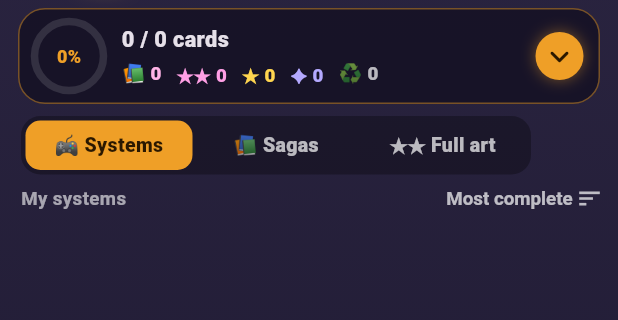
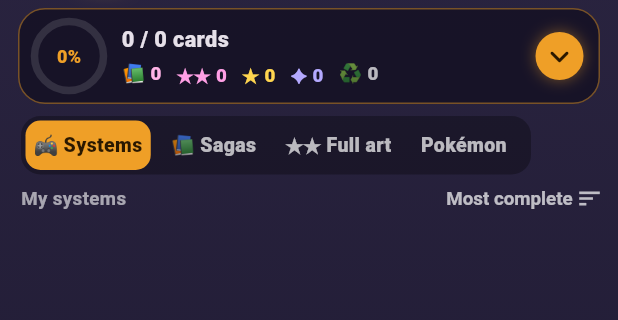
Before and after one commit to foclabroc/retro_collec_app, a Flutter app: the HomeShell screen opened directly, after a tap on the "menu" icon, on a phone screen of 412 x 824 dp, the part 94-414 px from its top. Run offline on Flutter 3.47's test engine with Material 3 defaults, Android fonts, the phone set to English and light mode, and no system bars; our stand-ins replace flutter_local_notifications, google_fonts, open_filex, sensors_plus, shared_preferences, web; missing offline and left inert: dart:js_interop, workmanager; accounts and stored records are empty; network calls fail; statements that could not run were skipped.

Commit message:
Serie Pokemon : onglet Collection, tirage tres rare, brillantes des la 152 (SQL + Dart)
Co-authored-by: Copilot App <223556219+Copilot@users.noreply.github.com>

```diff
--- a/lib/catalog.dart
+++ b/lib/catalog.dart
@@ -11,6 +11,7 @@ import 'package:path_provider/path_provider.dart';
 import 'package:shared_preferences/shared_preferences.dart';
 
 import 'game.dart';
+import 'pk_list.dart';
 import 'web_img_stub.dart' if (dart.library.js_interop) 'web_img_web.dart';
 
 // ═══════════════════════════════════════════════════════════════════════════
@@ -24,6 +25,9 @@ import 'web_img_stub.dart' if (dart.library.js_interop) 'web_img_web.dart';
 // ═══════════════════════════════════════════════════════════════════════════
 
 const kAssetsBase = 'https://foclabroc.github.io/retro_collec_assets/';
+
+/// Série « Pokémon » : images hébergées sur le serveur de l'utilisateur (001.png … 185.png, voir selfhost/pk_prepare.ps1)
+const kPkBase = 'https://api.foclabroc.duckdns.org/pk/';
 
 // (hors de RcCard : dans la classe, « num » désigne le champ et non le type)
 int _int(dynamic v) => (v as num).toInt();
@@ -211,7 +215,7 @@ class Catalog {
 
   /// Total à collectionner : toutes les cartes + une full art possible par épique / légendaire des consoles
   /// (le full art compte comme une carte à part, onglet Full art). Même règle que `rc__rescore` (champ `cards`).
-  static int get total => cards.length + cards.values.where((c) => !c.isSaga && c.rarity >= 3).length;
+  static int get total => cards.length + cards.values.where((c) => !c.isSaga && c.sys != 'pk' && c.rarity >= 3).length;
   static Map<String, List<RcCard>> bySys = {};
   static late String dir; // dossier local des images
 
@@ -246,8 +250,9 @@ class Catalog {
       });
 
   /// Jaquette de la carte (fichier local sur Android, image en ligne sur le web)
-  static ImageProvider image(RcCard c) =>
-      kIsWeb ? CachedWebImage(_url(c.img, c.baseSys ?? c.sys)) : FileImage(File('$dir/${c.img}')) as ImageProvider;
+  static ImageProvider image(RcCard c) => c.sys == 'pk'
+      ? (kIsWeb ? CachedWebImage('$kPkBase${c.img}') : NetworkImage('$kPkBase${c.img}') as ImageProvider)
+      : kIsWeb ? CachedWebImage(_url(c.img, c.baseSys ?? c.sys)) : FileImage(File('$dir/${c.img}')) as ImageProvider;
 
   /// Capture d'écran du jeu, ou null si absente (pas encore téléchargée sur Android)
   static ImageProvider? shot(RcCard c) {
@@ -295,6 +300,28 @@ class Catalog {
     for (final l in bySys.values) {
       l.sort((a, b) => a.num.compareTo(b.num));
     }
+    // série Pokémon : cartes construites ici (serveur : saga = 'pk'), rangées dans « pk »
+    final pk = <RcCard>[
+      for (var i = 0; i < kPkList.length; i++)
+        RcCard(
+          id: 'pk_${(i + 1).toString().padLeft(3, '0')}',
+          sys: 'pk',
+          num: i + 1,
+          title: kPkList[i][1],
+          year: null,
+          dev: kPkList[i][2],
+          pub: '',
+          genre: '',
+          rarity: i + 1 >= 152 ? 4 : 3,
+          img: '${(i + 1).toString().padLeft(3, '0')}.png',
+          shot: null,
+          desc: '',
+        ),
+    ];
+    for (final c in pk) {
+      cards[c.id] = c;
+    }
+    bySys['pk'] = pk;
   }
 
   /// Charge le catalogue déjà téléchargé. Faux si rien en local (premier lancement).
--- a/lib/library.dart
+++ b/lib/library.dart
@@ -79,7 +79,7 @@ class _LibraryScreenState extends State<LibraryScreen> {
       final v = p.getInt(_kSysSortKey);
       if (v != null && mounted) setState(() => sysSort = v.clamp(0, 5));
       final m = p.getInt('rc_coll_mode') ?? (p.getBool('rc_coll_sagas') == true ? 1 : 0);
-      if (m != 0 && mounted) setState(() => mode = m.clamp(0, 2));
+      if (m != 0 && mounted) setState(() => mode = m.clamp(0, 3));
       if (p.getBool('rc_dash_open') == true && mounted) setState(() => dashOpen = true);
     }).catchError((_) {});
   }
@@ -112,7 +112,7 @@ class _LibraryScreenState extends State<LibraryScreen> {
     return Container(
       padding: const EdgeInsets.all(3),
       decoration: BoxDecoration(color: Colors.black.withOpacity(0.3), borderRadius: BorderRadius.circular(13)),
-      child: Row(children: [b(0, t('🎮 Consoles', '🎮 Systems')), b(1, t('📚 Sagas', '📚 Sagas')), b(2, t('★★ Full art', '★★ Full art'))]),
+      child: Row(children: [b(0, t('🎮 Consoles', '🎮 Systems')), b(1, t('📚 Sagas', '📚 Sagas')), b(2, t('★★ Full art', '★★ Full art')), b(3, 'Pokémon')]),
     );
   }
 
@@ -167,6 +167,8 @@ class _LibraryScreenState extends State<LibraryScreen> {
         final systems = _sortedSystems(g);
         final sagaList = [for (final s in kSagas) if (Catalog.bySys[s.sys] != null) s];
         final faList = mode == 2 ? fullArtCards() : const <RcCard>[];
+        final pkList = mode == 3 ? (Catalog.bySys['pk'] ?? const <RcCard>[]) : const <RcCard>[];
+        final pkMine = [for (final c in pkList) if (g.owned[c.id]?.any((q) => q > 0) ?? false) c.id].length;
         final faMine = [for (final c in faList) if ((g.owned[c.id]?[3] ?? 0) > 0) c.id].length;
         return Column(children: [
           TabHeader(t('Collection', 'Collection'), icon: 'collection', actions: [
@@ -191,6 +193,7 @@ class _LibraryScreenState extends State<LibraryScreen> {
                           switch (mode) {
                             1 => t('Cartes holo : ${livePct('saga')} de chance par carte de paquet', 'Holo cards: ${livePct('saga')} chance per pack card'),
                             2 => t('$faMine / ${faList.length} · ${livePct('fullart')} par épique ou légendaire', '$faMine / ${faList.length} · ${livePct('fullart')} per epic or legendary'),
+                            3 => t('$pkMine / ${pkList.length} · très très rare, dès la 152 : brillantes', '$pkMine / ${pkList.length} · very very rare, from #152: shiny'),
                             _ => t('Mes consoles', 'My systems'),
                           },
                           maxLines: 1,
@@ -236,7 +239,22 @@ class _LibraryScreenState extends State<LibraryScreen> {
                     ),
                   ),
                 ),
-              if (mode == 2)
+              if (mode == 3)
+                SliverPadding(
+                  padding: const EdgeInsets.fromLTRB(12, 4, 12, 20),
+                  sliver: SliverLayoutBuilder(
+                    builder: (context, box) => SliverGrid(
+                      gridDelegate: SliverGridDelegateWithFixedCrossAxisCount(
+                        crossAxisCount: adaptiveCols(context, box.crossAxisExtent, phone: 3, minTile: 130, max: 8),
+                        childAspectRatio: 5 / 7,
+                        crossAxisSpacing: 10,
+                        mainAxisSpacing: 10,
+                      ),
+                      delegate: SliverChildBuilderDelegate((_, i) => _PkSlot(card: pkList[i], list: pkList), childCount: pkList.length),
+                    ),
+                  ),
+                )
+              else if (mode == 2)
                 SliverPadding(
                   padding: const EdgeInsets.fromLTRB(12, 4, 12, 20),
                   // 3 cartes par ligne sur téléphone, plus sur grand écran
@@ -956,6 +974,37 @@ class _FullArtSlot extends StatelessWidget {
   }
 }
 
+/// Case de l'onglet Pokémon : la carte (meilleure finition possédée) ou une case vide numérotée.
+class _PkSlot extends StatelessWidget {
+  final RcCard card;
+  final List<RcCard> list;
+  const _PkSlot({required this.card, required this.list});
+
+  @override
+  Widget build(BuildContext context) {
+    final q = Game.i.owned[card.id];
+    final best = q == null ? -1 : q.lastIndexWhere((n) => n > 0);
+    if (best >= 0) {
+      return GestureDetector(
+        onTap: () => openCardDetail(context, card, list: [for (final c in list) if (Game.i.owned[c.id]?.any((n) => n > 0) ?? false) c]),
+        child: CardView(card: card, finish: best),
+      );
+    }
+    return LayoutBuilder(builder: (context, box) {
+      final w = box.maxWidth;
+      return Container(
+        decoration: BoxDecoration(
+          color: Colors.black.withOpacity(0.28),
+          borderRadius: BorderRadius.circular(w * 0.075),
+          border: Border.all(color: kRarityColor[card.rarity].withOpacity(0.35), width: 1.5),
+        ),
+        alignment: Alignment.center,
+        child: Text('#${card.num}', style: TextStyle(color: Colors.white38, fontSize: max(10, w * 0.12), fontWeight: FontWeight.w800)),
+      );
+    });
+  }
+}
+
 /// Page « Fabriquer » d'une full art non possédée (ouverte en touchant sa case vide).
 Future<void> _craftFullPage(BuildContext context, RcCard card) async {
   final cost = fragmentCost(card.rarity);
--- /dev/null
+++ b/lib/pk_list.dart
@@ -0,0 +1,190 @@
+// Série « Pokémon » (cartes scannées, images hébergées sur le serveur de l'utilisateur : voir kPkBase).
+// Ordre = ordre des noms de fichiers ; à partir de la carte 152 : brillantes (finition 1).
+// [numéro d'origine, nom, variante]
+const kPkList = [
+  ['001', 'Bulbizarre', ''],
+  ['002', 'Herbizarre', ''],
+  ['003', 'Florizarre ex', ''],
+  ['004', 'Salameche', ''],
+  ['005', 'Reptincel', ''],
+  ['006', 'Dracaufeu ex', ''],
+  ['007', 'Carapuce', ''],
+  ['008', 'Carabaffe', ''],
+  ['009', 'Tortank ex', ''],
+  ['010', 'Chenipan', ''],
+  ['011', 'Chrysacier', ''],
+  ['012', 'Papilusion', ''],
+  ['013', 'Aspicot', ''],
+  ['014', 'Coconfort', ''],
+  ['015', 'Dardargnan', ''],
+  ['016', 'Roucool', ''],
+  ['017', 'Roucoups', ''],
+  ['018', 'Roucarnage', ''],
+  ['019', 'Rattata', ''],
+  ['020', 'Rattatac', ''],
+  ['021', 'Piafabec', ''],
+  ['022', 'Rapasdepic', ''],
+  ['023', 'Abo', ''],
+  ['024', 'Arbok ex', ''],
+  ['025', 'Pikachu', ''],
+  ['026', 'Raichu', ''],
+  ['027', 'Sabelette', ''],
+  ['028', 'Sablaireau', ''],
+  ['029', 'Nidoran', ''],
+  ['030', 'Nidorina', ''],
+  ['031', 'Nidoqueen', ''],
+  ['032', 'Nidoran', ''],
+  ['033', 'Nidorino', ''],
+  ['034', 'Nidoking', ''],
+  ['035', 'Melofee', ''],
+  ['036', 'Melodelfe', ''],
+  ['037', 'Goupix', ''],
+  ['038', 'Feunard ex', ''],
+  ['039', 'Rondoudou', ''],
+  ['040', 'Grodoudou ex', ''],
+  ['041', 'Nosferapti', ''],
+  ['042', 'Nosferalto', ''],
+  ['043', 'Mystherbe', ''],
+  ['044', 'Ortide', ''],
+  ['045', 'Rafflesia', ''],
+  ['046', 'Paras', ''],
+  ['047', 'Parasect', ''],
+  ['048', 'Mimitoss', ''],
+  ['049', 'Aeromite', ''],
+  ['050', 'Taupiqueur', ''],
+  ['051', 'Triopikeur', ''],
+  ['052', 'Miaouss', ''],
+  ['053', 'Persian', ''],
+  ['054', 'Psykokwak', ''],
+  ['055', 'Akwakwak', ''],
+  ['056', 'Ferosinge', ''],
+  ['057', 'Colossinge', ''],
+  ['058', 'Caninos', ''],
+  ['059', 'Arcanin', ''],
+  ['060', 'Ptitard', ''],
+  ['061', 'Tetarte', ''],
+  ['062', 'Tartard', ''],
+  ['063', 'Abra', ''],
+  ['064', 'Kadabra', ''],
+  ['065', 'Alakazam ex', ''],
+  ['066', 'Machoc', ''],
+  ['067', 'Machopeur', ''],
+  ['068', 'Mackogneur', ''],
+  ['069', 'Chetiflor', ''],
+  ['070', 'Boustiflor', ''],
+  ['071', 'Empiflor', ''],
+  ['072', 'Tentacool', ''],
+  ['073', 'Tentacruel', ''],
+  ['074', 'Racaillou', ''],
+  ['075', 'Gravalanch', ''],
+  ['076', 'Grolem ex', ''],
+  ['077', 'Ponyta', ''],
+  ['078', 'Galopa', ''],
+  ['079', 'Ramoloss', ''],
+  ['080', 'Flagadoss', ''],
+  ['081', 'Magneti', ''],
+  ['082', 'Magneton', ''],
+  ['083', 'Canarticho', ''],
+  ['084', 'Doduo', ''],
+  ['085', 'Dodrio', ''],
+  ['086', 'Otaria', ''],
+  ['087', 'Lamantine', ''],
+  ['088', 'Tadmorv', ''],
+  ['089', 'Grotadmorv', ''],
+  ['090', 'Kokiyas', ''],
+  ['091', 'Crustabri', ''],
+  ['092', 'Fantominus', ''],
+  ['093', 'Spectrum', ''],
+  ['094', 'Ectoplasma', ''],
+  ['095', 'Onix', ''],
+  ['096', 'Soporifik', ''],
+  ['097', 'Hypnomade', ''],
+  ['098', 'Krabby', ''],
+  ['099', 'Krabboss', ''],
+  ['100', 'Voltorbe', ''],
+  ['101', 'Electrode', ''],
+  ['102', 'Noeunoeuf', ''],
+  ['103', 'Noadkoko', ''],
+  ['104', 'Osselait', ''],
+  ['105', 'Ossatueur', ''],
+  ['106', 'Kicklee', ''],
+  ['107', 'Tygnon', ''],
+  ['108', 'Excelangue', ''],
+  ['109', 'Smogo', ''],
+  ['110', 'Smogogo', ''],
+  ['111', 'Rhinocorne', ''],
+  ['112', 'Rhinoferos', ''],
+  ['113', 'Leveinard', ''],
+  ['114', 'Saquedeneu', ''],
+  ['115', 'Kangourex ex', ''],
+  ['116', 'Hypotrempe', ''],
+  ['117', 'Hypocean', ''],
+  ['118', 'Poissirene', ''],
+  ['119', 'Poissoroy', ''],
+  ['120', 'Stari', ''],
+  ['121', 'Staross', ''],
+  ['122', 'M. Mime', ''],
+  ['123', 'Insecateur', ''],
+  ['124', 'Lippoutou ex', ''],
+  ['125', 'Elektek', ''],
+  ['126', 'Magmar', ''],
+  ['127', 'Scarabrute', ''],
+  ['128', 'Tauros', ''],
+  ['129', 'Magicarpe', ''],
+  ['130', 'Leviator', ''],
+  ['131', 'Lokhlass', ''],
+  ['132', 'Metamorph', ''],
+  ['133', 'Evoli', ''],
+  ['134', 'Aquali', ''],
+  ['135', 'Voltali', ''],
+  ['136', 'Pyroli', ''],
+  ['137', 'Porygon', ''],
+  ['138', 'Amonita', ''],
+  ['139', 'Amonistar', ''],
+  ['140', 'Kabuto', ''],
+  ['141', 'Kabutops', ''],
+  ['142', 'Ptera', ''],
+  ['143', 'Ronflex', ''],
+  ['144', 'Artikodin', ''],
+  ['145', 'Electhor ex', ''],
+  ['146', 'Sulfura', ''],
+  ['147', 'Minidraco', ''],
+  ['148', 'Draco', ''],
+  ['149', 'Dracolosse', ''],
+  ['150', 'Mewtwo', ''],
+  ['151', 'Mew ex', ''],
+  ['166', 'Bulbizarre', 'IR'],
+  ['167', 'Herbizarre', 'IR'],
+  ['168', 'Salameche', 'IR'],
+  ['169', 'Reptincel', 'IR'],
+  ['170', 'Carapuce', 'IR'],
+  ['171', 'Carabaffe', 'IR'],
+  ['172', 'Chenipan', 'IR'],
+  ['173', 'Pikachu', 'IR'],
+  ['174', 'Nidoking', 'IR'],
+  ['175', 'Psykokwak', 'IR'],
+  ['176', 'Tetarte', 'IR'],
+  ['177', 'Machopeur', 'IR'],
+  ['178', 'Saquedeneu', 'IR'],
+  ['179', 'M. Mime', 'IR'],
+  ['180', 'Amonita', 'IR'],
+  ['181', 'Draco', 'IR'],
+  ['182', 'Florizarre ex', ''],
+  ['183', 'Dracaufeu ex', ''],
+  ['184', 'Tortank ex', ''],
+  ['185', 'Arbok ex', ''],
+  ['186', 'Feunard ex', ''],
+  ['187', 'Grodoudou ex', ''],
+  ['188', 'Alakazam ex', ''],
+  ['189', 'Grolem ex', ''],
+  ['190', 'Kangourex ex', ''],
+  ['191', 'Lippoutou ex', ''],
+  ['192', 'Electhor ex', ''],
+  ['193', 'Mew ex', ''],
+  ['198', 'Florizarre ex', 'SIR'],
+  ['199', 'Dracaufeu ex', 'SIR'],
+  ['200', 'Tortank ex', 'SIR'],
+  ['201', 'Alakazam ex', 'SIR'],
+  ['202', 'Electhor ex', 'SIR'],
+  ['205', 'Mew ex', 'HR'],
+];
```
Also changed, not shown: 5 other files.
